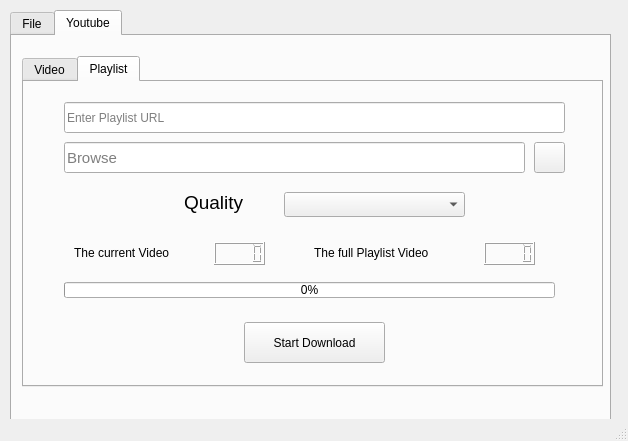
Before: the Qt Designer form main.ui in dtsuper3/yt-downloader-python, drawn with Qt 5.
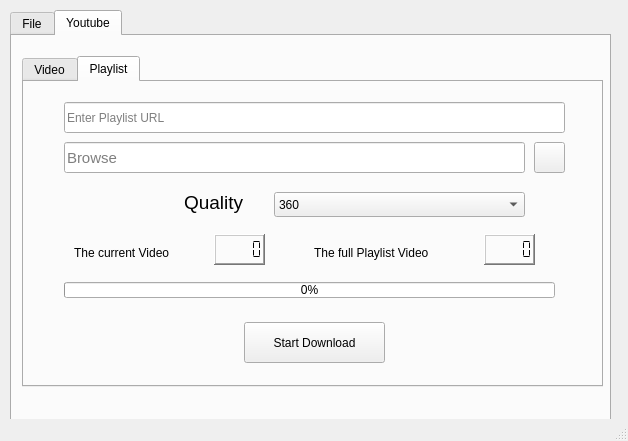
After: the same form once the commit is applied. The open tabs and pages were chosen to show the change. Icons and pictures are not drawn.

```diff
--- a/main.ui
+++ b/main.ui
@@ -370,12 +370,27 @@
        <widget class="QComboBox" name="comboBox_2">
         <property name="geometry">
          <rect>
-          <x>260</x>
+          <x>250</x>
           <y>110</y>
-          <width>181</width>
+          <width>251</width>
           <height>25</height>
          </rect>
         </property>
+        <item>
+         <property name="text">
+          <string>360</string>
+         </property>
+        </item>
+        <item>
+         <property name="text">
+          <string>720</string>
+         </property>
+        </item>
+        <item>
+         <property name="text">
+          <string>1080</string>
+         </property>
+        </item>
        </widget>
        <widget class="QProgressBar" name="progressBar_3">
         <property name="geometry">
@@ -420,20 +435,77 @@
         <property name="geometry">
          <rect>
           <x>190</x>
-          <y>160</y>
+          <y>152</y>
           <width>51</width>
-          <height>23</height>
+          <height>31</height>
          </rect>
         </property>
+        <property name="font">
+         <font>
+          <pointsize>14</pointsize>
+          <weight>75</weight>
+          <bold>true</bold>
+         </font>
+        </property>
+        <property name="styleSheet">
+         <string notr="true">color:rgb(0, 0, 0)</string>
+        </property>
+        <property name="frameShape">
+         <enum>QFrame::WinPanel</enum>
+        </property>
+        <property name="frameShadow">
+         <enum>QFrame::Raised</enum>
+        </property>
+        <property name="smallDecimalPoint">
+         <bool>false</bool>
+        </property>
+        <property name="segmentStyle">
+         <enum>QLCDNumber::Flat</enum>
+        </property>
        </widget>
        <widget class="QLCDNumber" name="lcdNumber_2">
         <property name="geometry">
          <rect>
           <x>460</x>
-          <y>160</y>
+          <y>152</y>
           <width>51</width>
-          <height>23</height>
+          <height>31</height>
          </rect>
+        </property>
+        <property name="font">
+         <font>
+          <pointsize>14</pointsize>
+          <weight>75</weight>
+          <bold>true</bold>
+         </font>
+        </property>
+        <property name="layoutDirection">
+         <enum>Qt::LeftToRight</enum>
+        </property>
+        <property name="styleSheet">
+         <string notr="true">color:rgb(0, 0, 0)</string>
+        </property>
+        <property name="frameShape">
+         <enum>QFrame::WinPanel</enum>
+        </property>
+        <property name="frameShadow">
+         <enum>QFrame::Raised</enum>
+        </property>
+        <property name="segmentStyle">
+         <enum>QLCDNumber::Flat</enum>
+        </property>
+       </widget>
+       <widget class="QLabel" name="label_6">
+        <property name="geometry">
+         <rect>
+          <x>40</x>
+          <y>246</y>
+          <width>161</width>
+          <height>31</height>
+         </rect>
+        </property>
+        <property name="text">
+         <string/>
         </property>
        </widget>
       </widget>
```
Left out of the diff: 19 changed lines with no effect on the pictures.
